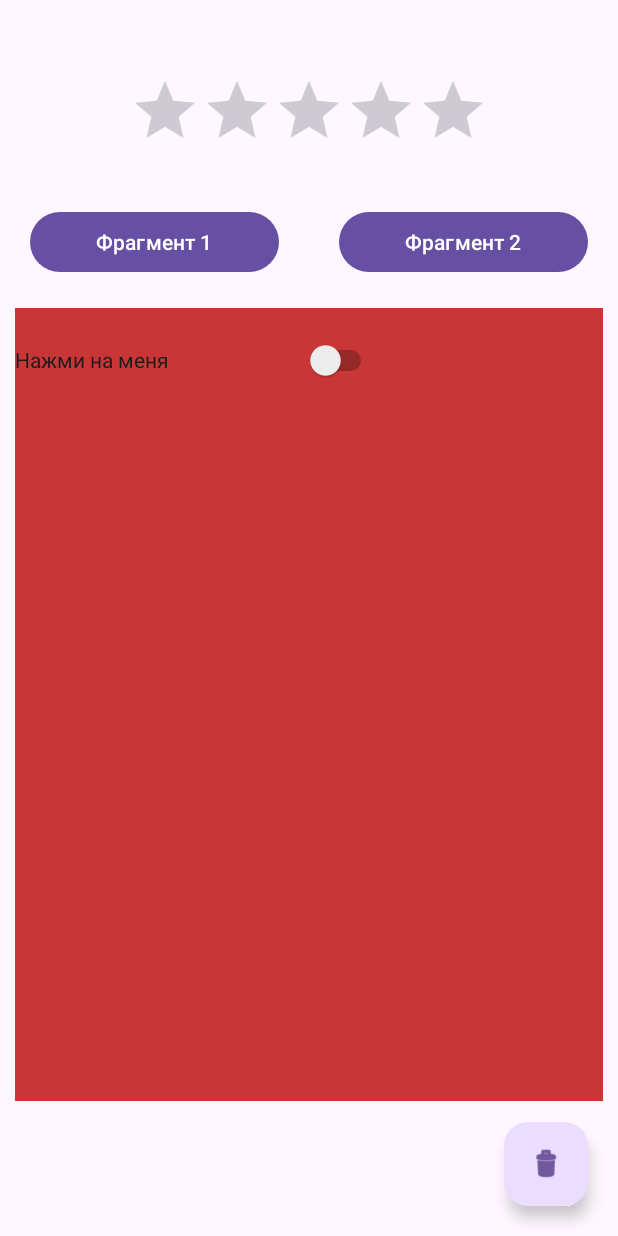
After one commit to SergeyB19/ItprogerJavaAndroidStudio, an Android app: the fragment SecondFragment placed in its activity, on a phone screen of 412 x 824 dp. The commit adds this screen. Run offline under Robolectric (Android 15) with nearby library versions, the phone set to English and light mode, and no system bars; 1 statement that could not run was skipped.

Commit message:
Фрагменты(Fragments)

```diff
--- a/app/src/main/AndroidManifest.xml
+++ b/app/src/main/AndroidManifest.xml
@@ -12,6 +12,9 @@
         android:supportsRtl="true"
         android:theme="@style/Theme.Itproger"
         tools:targetApi="31">
+        <activity
+            android:name=".MainActivity5"
+            android:exported="false" />
         <activity
             android:name=".MainActivity4"
             android:exported="false" />
--- /dev/null
+++ b/app/src/main/java/com/itproger/itproger/FirstFragment.java
@@ -0,0 +1,66 @@
+package com.itproger.itproger;
+
+import android.os.Bundle;
+
+import androidx.fragment.app.Fragment;
+
+import android.view.LayoutInflater;
+import android.view.View;
+import android.view.ViewGroup;
+
+/**
+ * A simple {@link Fragment} subclass.
+ * Use the {@link FirstFragment#newInstance} factory method to
+ * create an instance of this fragment.
+ */
+public class FirstFragment extends Fragment {
+
+    // TODO: Rename parameter arguments, choose names that match
+    // the fragment initialization parameters, e.g. ARG_ITEM_NUMBER
+    private static final String ARG_PARAM1 = "param1";
+    private static final String ARG_PARAM2 = "param2";
+
+    // TODO: Rename and change types of parameters
+    private String mParam1;
+    private String mParam2;
+
+    public FirstFragment() {
+        // Required empty public constructor
+    }
+
+    /**
+     * Use this factory method to create a new instance of
+     * this fragment using the provided parameters.
+     *
+     * @param param1 Parameter 1.
+     * @param param2 Parameter 2.
+     * @return A new instance of fragment FirstFragment.
+     */
+    // TODO: Rename and change types and number of parameters
+    public static FirstFragment newInstance(String param1, String param2) {
+        FirstFragment fragment = new FirstFragment();
+        Bundle args = new Bundle();
+        args.putString(ARG_PARAM1, param1);
+        args.putString(ARG_PARAM2, param2);
+        fragment.setArguments(args);
+        return fragment;
+    }
+
+    @Override
+    public void onCreate(Bundle savedInstanceState) {
+        super.onCreate(savedInstanceState);
+        if (getArguments() != null) {
+            mParam1 = getArguments().getString(ARG_PARAM1);
+            mParam2 = getArguments().getString(ARG_PARAM2);
+        }
+    }
+
+
+
+    @Override
+    public View onCreateView(LayoutInflater inflater, ViewGroup container,
+                             Bundle savedInstanceState) {
+        // Inflate the layout for this fragment
+        return inflater.inflate(R.layout.fragment_first, container, false);
+    }
+}
--- /dev/null
+++ b/app/src/main/java/com/itproger/itproger/MainActivity5.java
@@ -0,0 +1,62 @@
+package com.itproger.itproger;
+
+import android.os.Bundle;
+import android.view.View;
+import android.widget.Button;
+import android.widget.FrameLayout;
+
+import androidx.activity.EdgeToEdge;
+import androidx.appcompat.app.AppCompatActivity;
+import androidx.core.graphics.Insets;
+import androidx.core.view.ViewCompat;
+import androidx.core.view.WindowInsetsCompat;
+import androidx.fragment.app.Fragment;
+import androidx.fragment.app.FragmentTransaction;
+
+public class MainActivity5 extends AppCompatActivity {
+    private Button btn_fragment1;
+    private Button btn_fragment2;
+    private FrameLayout frameLayout;
+    private FirstFragment firstFragment = new FirstFragment();
+
+    @Override
+    protected void onCreate(Bundle savedInstanceState) {
+        super.onCreate(savedInstanceState);
+        EdgeToEdge.enable(this);
+        setContentView(R.layout.activity_main5);
+        ViewCompat.setOnApplyWindowInsetsListener(findViewById(R.id.main), (v, insets) -> {
+            Insets systemBars = insets.getInsets(WindowInsetsCompat.Type.systemBars());
+            v.setPadding(systemBars.left, systemBars.top, systemBars.right, systemBars.bottom);
+            return insets;
+        });
+
+        btn_fragment1 = findViewById(R.id.btn_fragment1);
+        btn_fragment1 = findViewById(R.id.btn_fragment2);
+        frameLayout = findViewById(R.id.frame_layout);
+
+
+        setNewFragment(firstFragment);
+
+        btn_fragment1.setOnClickListener(new View.OnClickListener() {
+            @Override
+            public void onClick(View v) {
+                setNewFragment(firstFragment);
+            }
+        });
+        btn_fragment2.setOnClickListener(new View.OnClickListener() {
+            @Override
+            public void onClick(View v) {
+                SecondFragment secondFragment = new SecondFragment();
+                setNewFragment(secondFragment);
+            }
+        });
+
+    }
+
+    private void setNewFragment(Fragment fragment) {
+        FragmentTransaction ft = getSupportFragmentManager().beginTransaction();
+        ft.replace(R.id.frame_layout, firstFragment);
+        ft.addToBackStack(null);
+        ft.commit();
+    }
+}
--- /dev/null
+++ b/app/src/main/java/com/itproger/itproger/SecondFragment.java
@@ -0,0 +1,64 @@
+package com.itproger.itproger;
+
+import android.os.Bundle;
+
+import androidx.fragment.app.Fragment;
+
+import android.view.LayoutInflater;
+import android.view.View;
+import android.view.ViewGroup;
+
+/**
+ * A simple {@link Fragment} subclass.
+ * Use the {@link SecondFragment#newInstance} factory method to
+ * create an instance of this fragment.
+ */
+public class SecondFragment extends Fragment {
+
+    // TODO: Rename parameter arguments, choose names that match
+    // the fragment initialization parameters, e.g. ARG_ITEM_NUMBER
+    private static final String ARG_PARAM1 = "param1";
+    private static final String ARG_PARAM2 = "param2";
+
+    // TODO: Rename and change types of parameters
+    private String mParam1;
+    private String mParam2;
+
+    public SecondFragment() {
+        // Required empty public constructor
+    }
+
+    /**
+     * Use this factory method to create a new instance of
+     * this fragment using the provided parameters.
+     *
+     * @param param1 Parameter 1.
+     * @param param2 Parameter 2.
+     * @return A new instance of fragment SecondFragment.
+     */
+    // TODO: Rename and change types and number of parameters
+    public static SecondFragment newInstance(String param1, String param2) {
+        SecondFragment fragment = new SecondFragment();
+        Bundle args = new Bundle();
+        args.putString(ARG_PARAM1, param1);
+        args.putString(ARG_PARAM2, param2);
+        fragment.setArguments(args);
+        return fragment;
+    }
+
+    @Override
+    public void onCreate(Bundle savedInstanceState) {
+        super.onCreate(savedInstanceState);
+        if (getArguments() != null) {
+            mParam1 = getArguments().getString(ARG_PARAM1);
+            mParam2 = getArguments().getString(ARG_PARAM2);
+        }
+    }
+
+    @Override
+    public View onCreateView(LayoutInflater inflater, ViewGroup container,
+                             Bundle savedInstanceState) {
+        // Inflate the layout for this fragment
+        return inflater.inflate(R.layout.fragment_second, container, false);
+    }
+}
--- /dev/null
+++ b/app/src/main/res/layout/activity_main5.xml
@@ -0,0 +1,84 @@
+<?xml version="1.0" encoding="utf-8"?>
+<androidx.constraintlayout.widget.ConstraintLayout xmlns:android="http://schemas.android.com/apk/res/android"
+    xmlns:app="http://schemas.android.com/apk/res-auto"
+    xmlns:tools="http://schemas.android.com/tools"
+    android:id="@+id/main"
+    android:layout_width="match_parent"
+    android:layout_height="match_parent"
+    tools:context=".MainActivity5">
+
+    <androidx.constraintlayout.widget.ConstraintLayout
+        android:id="@+id/constraintLayout"
+        android:layout_width="match_parent"
+        android:layout_height="match_parent"
+        tools:layout_editor_absoluteX="0dp"
+        tools:layout_editor_absoluteY="0dp">
+
+        <LinearLayout
+            android:id="@+id/linearLayout"
+            android:layout_width="match_parent"
+            android:layout_height="wrap_content"
+            android:layout_marginTop="30dp"
+            android:orientation="horizontal"
+            app:layout_constraintEnd_toEndOf="parent"
+            app:layout_constraintHorizontal_bias="0.0"
+            app:layout_constraintStart_toStartOf="parent"
+            app:layout_constraintTop_toBottomOf="@+id/ratingBar">
+
+            <Button
+                android:id="@+id/btn_fragment1"
+                android:layout_width="wrap_content"
+                android:layout_height="wrap_content"
+                android:layout_marginHorizontal="20dp"
+                android:layout_weight="1"
+                android:text="Фрагмент 1" />
+
+            <Button
+                android:id="@+id/btn_fragment2"
+                android:layout_width="wrap_content"
+                android:layout_height="wrap_content"
+                android:layout_marginHorizontal="20dp"
+                android:layout_weight="1"
+                android:text="Фрагмент 2" />
+        </LinearLayout>
+
+        <com.google.android.material.floatingactionbutton.FloatingActionButton
+            android:id="@+id/floatingActionButton"
+            android:layout_width="wrap_content"
+            android:layout_height="wrap_content"
+            android:layout_marginEnd="20dp"
+            android:layout_marginBottom="20dp"
+            android:contentDescription="@string/app_name"
+            android:clickable="true"
+            app:layout_constraintBottom_toBottomOf="parent"
+            app:layout_constraintEnd_toEndOf="parent"
+            app:srcCompat="@android:drawable/ic_menu_delete" />
+
+        <RatingBar
+            android:id="@+id/ratingBar"
+            android:layout_width="wrap_content"
+            android:layout_height="wrap_content"
+            android:layout_marginTop="50dp"
+            android:contentDescription="@string/app_name"
+            app:layout_constraintEnd_toEndOf="parent"
+            app:layout_constraintStart_toStartOf="parent"
+            app:layout_constraintTop_toTopOf="parent" />
+
+        <FrameLayout
+            android:id="@+id/frame_layout"
+            android:layout_width="match_parent"
+            android:layout_height="0dp"
+            android:layout_marginStart="10dp"
+            android:layout_marginTop="20dp"
+            android:layout_marginEnd="10dp"
+            android:layout_marginBottom="90dp"
+            app:layout_constraintBottom_toBottomOf="parent"
+            app:layout_constraintEnd_toEndOf="parent"
+            app:layout_constraintHorizontal_bias="1.0"
+            app:layout_constraintStart_toStartOf="parent"
+            app:layout_constraintTop_toBottomOf="@+id/linearLayout"
+            app:layout_constraintVertical_bias="0.0">
+
+        </FrameLayout>
+    </androidx.constraintlayout.widget.ConstraintLayout>
+</androidx.constraintlayout.widget.ConstraintLayout>
--- /dev/null
+++ b/app/src/main/res/layout/fragment_first.xml
@@ -0,0 +1,13 @@
+<?xml version="1.0" encoding="utf-8"?>
+<FrameLayout xmlns:android="http://schemas.android.com/apk/res/android"
+    xmlns:tools="http://schemas.android.com/tools"
+    android:layout_width="match_parent"
+    android:layout_height="match_parent"
+    android:background="#ccc"
+    tools:context=".FirstFragment">
+
+    <SeekBar
+        android:id="@+id/seekBar"
+        android:layout_width="match_parent"
+        android:layout_height="127dp" />
+</FrameLayout>
--- /dev/null
+++ b/app/src/main/res/layout/fragment_second.xml
@@ -0,0 +1,14 @@
+<?xml version="1.0" encoding="utf-8"?>
+<FrameLayout xmlns:android="http://schemas.android.com/apk/res/android"
+    xmlns:tools="http://schemas.android.com/tools"
+    android:layout_width="match_parent"
+    android:layout_height="match_parent"
+    android:background="@color/purple_700"
+    tools:context=".SecondFragment">
+
+    <Switch
+        android:id="@+id/switch1"
+        android:layout_width="241dp"
+        android:layout_height="69dp"
+        android:text="Нажми на меня" />
+</FrameLayout>
--- a/app/src/main/res/values/strings.xml
+++ b/app/src/main/res/values/strings.xml
@@ -1,6 +1,8 @@
 <resources>
     <string name="app_name">Itproger</string>
     <string name="logo">Просто текст</string>
+    <!-- TODO: Remove or change this placeholder text -->
+    <string name="hello_blank_fragment">Hello blank fragment</string>
 
 
 </resources>
```
